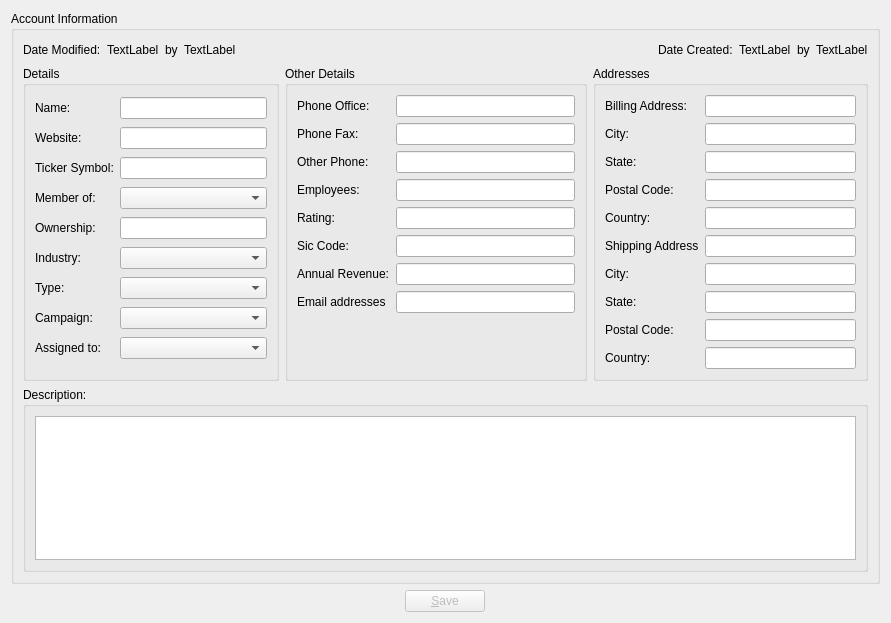
Before: the Qt Designer form client/src/accountdetails.ui in KDAB/FatCRM, drawn with Qt 5.
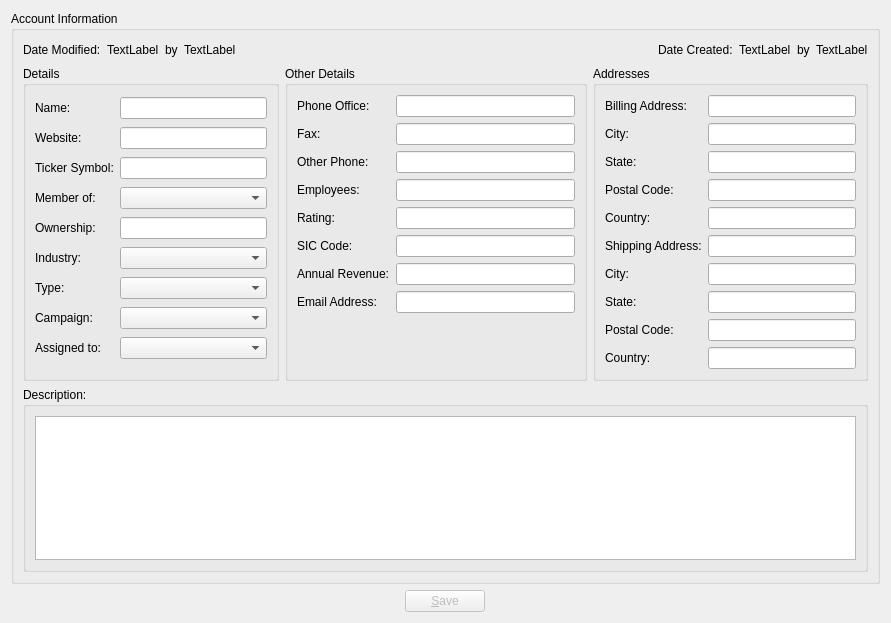
After: the same form once the commit is applied.

The edit to the form file:
```diff
--- a/client/src/accountdetails.ui
+++ b/client/src/accountdetails.ui
@@ -473,7 +473,7 @@
            <item row="1" column="0">
             <widget class="QLabel" name="label_7">
              <property name="text">
-              <string>Phone Fax:</string>
+              <string>Fax:</string>
              </property>
             </widget>
            </item>
@@ -513,7 +513,7 @@
            <item row="5" column="0">
             <widget class="QLabel" name="label_16">
              <property name="text">
-              <string>Sic Code:</string>
+              <string>SIC Code:</string>
              </property>
             </widget>
            </item>
@@ -533,7 +533,7 @@
            <item row="7" column="0">
             <widget class="QLabel" name="label_12">
              <property name="text">
-              <string>Email addresses</string>
+              <string>Email Address:</string>
              </property>
             </widget>
            </item>
@@ -627,7 +627,7 @@
            <item row="5" column="0">
             <widget class="QLabel" name="label_24">
              <property name="text">
-              <string>Shipping Address</string>
+              <string>Shipping Address:</string>
              </property>
             </widget>
            </item>
```
